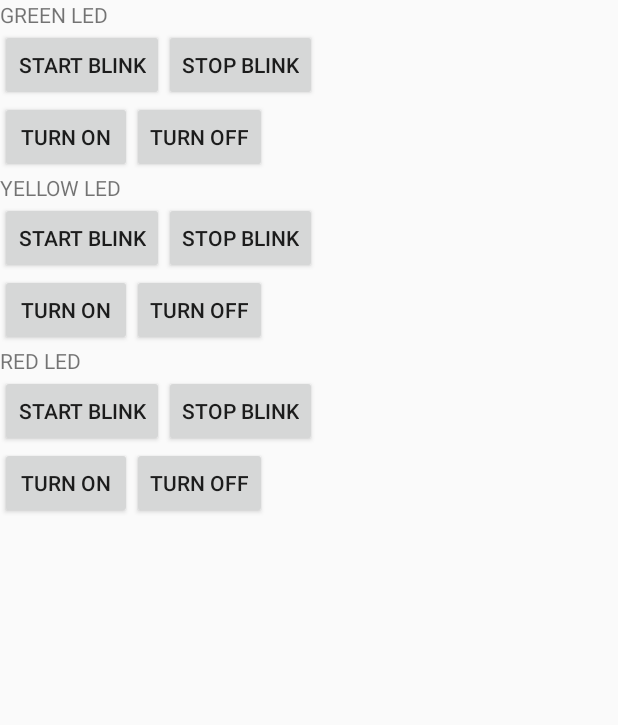
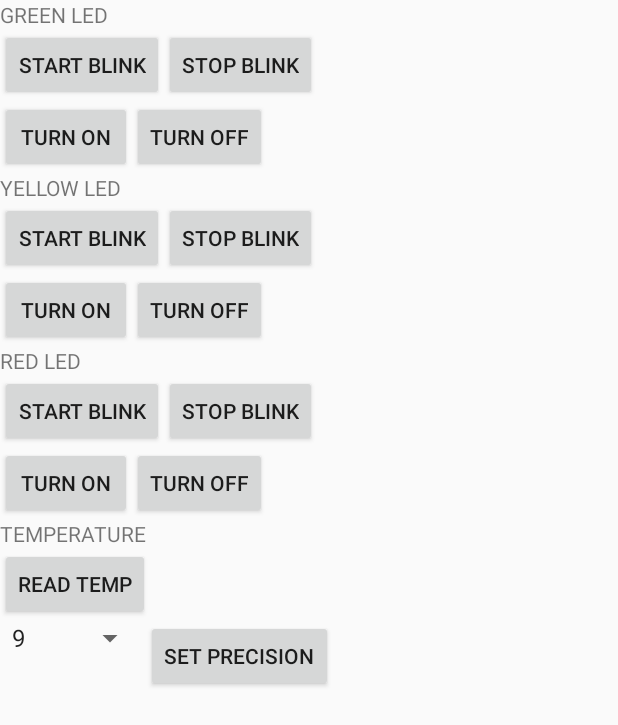
Before and after one commit to Ekironji/UDOOBLE_test, an Android app: the UDOOBLEMainActivity screen opened directly, with no data from a screen before it, on a phone screen of 412 x 824 dp. Shown: the top 725 px of the screen. Run offline under Robolectric (Android 15) with nearby library versions, the phone set to English and light mode, and no system bars; 1 statement that could not run was skipped.

Commit message:
- Fixed gyro,magn UUID - Temperature test Added (still some issue) -

```diff
--- a/app/src/main/java/com/aidilab/ekironji/udooble/UDOOBLEMainActivity.java
+++ b/app/src/main/java/com/aidilab/ekironji/udooble/UDOOBLEMainActivity.java
@@ -13,6 +13,7 @@ public class UDOOBLEMainActivity extends UDOOBLEActivity {
     private UDOOBLEMainFragment mFragmentView = null;
 
     @Override
+
     protected void onCreate(Bundle savedInstanceState) {
         super.onCreate(savedInstanceState);
 
@@ -25,7 +26,8 @@ public class UDOOBLEMainActivity extends UDOOBLEActivity {
                     .add(R.id.container, mFragmentView).commit();
         }
 
-        enableSensors(UDOOBLESensor.ACCELEROMETER);
+        enableSensors(UDOOBLESensor.GYROSCOPE, UDOOBLESensor.TEMPERATURE);
+
     }
 
     @Override
--- a/app/src/main/java/com/aidilab/ekironji/udooble/UDOOBLEMainFragment.java
+++ b/app/src/main/java/com/aidilab/ekironji/udooble/UDOOBLEMainFragment.java
@@ -1,15 +1,21 @@
 package com.aidilab.ekironji.udooble;
 
+import android.nfc.Tag;
 import android.os.Bundle;
 import android.util.Log;
 import android.view.LayoutInflater;
 import android.view.View;
 import android.view.ViewGroup;
+import android.widget.ArrayAdapter;
 import android.widget.Button;
+import android.widget.Spinner;
 
 import com.aidilab.ble.interfaces.UDOOBLEActivity;
 import com.aidilab.ble.interfaces.UDOOBLEFragment;
 import com.aidilab.ble.utils.SensorsValues;
+
+import java.util.ArrayList;
+import java.util.List;
 
 /**
  * Created by Luca on 19/01/2016.
@@ -126,6 +132,33 @@ public class UDOOBLEMainFragment extends UDOOBLEFragment {
             }
         });
 
+        Button readTemp = (Button) view.findViewById(R.id.but_temp_read);
+        readTemp.setOnClickListener(new View.OnClickListener() {
+            @Override
+            public void onClick(View v) {
+                mActivity.enableTemperature();
+                mActivity.readTemperature();
+            }
+        });
+
+        final Spinner spinner_temp = (Spinner) view.findViewById(R.id.spinner_temp_precision);
+        List<String> list = new ArrayList<String>();
+        list.add("9");
+        list.add("10");
+        list.add("11");
+        list.add("12");
+        ArrayAdapter<String> dataAdapter = new ArrayAdapter<String>(getActivity(),
+                android.R.layout.simple_spinner_item, list);
+        dataAdapter.setDropDownViewResource(android.R.layout.simple_spinner_dropdown_item);
+        spinner_temp.setAdapter(dataAdapter);
+
+        Button temp_set_precision = (Button) view.findViewById(R.id.but_set_precision);
+        temp_set_precision.setOnClickListener(new View.OnClickListener() {
+            @Override
+            public void onClick(View v) {
+                mActivity.setTempPrecision(Integer.parseInt(spinner_temp.getSelectedItem().toString()));
+            }
+        });
 
         mActivity.onViewInflated(view);
 	    return view;
--- a/app/src/main/res/layout/fragment_layout.xml
+++ b/app/src/main/res/layout/fragment_layout.xml
@@ -2,7 +2,8 @@
 <LinearLayout xmlns:android="http://schemas.android.com/apk/res/android"
     android:layout_width="match_parent"
     android:layout_height="match_parent"
-    android:orientation="vertical">
+    android:orientation="vertical"
+    android:weightSum="1">
 
     <RelativeLayout
         android:layout_width="wrap_content"
@@ -142,4 +143,41 @@
 
     </RelativeLayout>
 
+    <RelativeLayout
+        android:layout_width="match_parent"
+        android:layout_height="wrap_content">
+
+        <TextView
+            android:layout_width="wrap_content"
+            android:layout_height="wrap_content"
+            android:text="TEMPERATURE"
+            android:id="@+id/textViewTemperature"
+            android:layout_alignParentTop="true"
+            android:layout_alignParentStart="true" />
+
+        <Button
+            android:layout_width="wrap_content"
+            android:layout_height="wrap_content"
+            android:text="READ TEMP"
+            android:id="@+id/but_temp_read"
+            android:layout_below="@+id/textViewTemperature"/>
+
+        <Spinner
+            android:layout_width="wrap_content"
+            android:layout_height="wrap_content"
+            android:id="@+id/spinner_temp_precision"
+            android:layout_below="@+id/but_temp_read"
+            android:layout_alignParentStart="true"
+            android:layout_alignEnd="@+id/textViewTemperature" />
+
+        <Button
+            android:layout_width="wrap_content"
+            android:layout_height="wrap_content"
+            android:text="Set Precision"
+            android:id="@+id/but_set_precision"
+            android:layout_alignTop="@+id/spinner_temp_precision"
+            android:layout_toEndOf="@+id/spinner_temp_precision"/>
+
+    </RelativeLayout>
+
 </LinearLayout>
--- a/baseBLESensorTAG/src/main/java/com/aidilab/ble/sensor/UDOOBLE.java
+++ b/baseBLESensorTAG/src/main/java/com/aidilab/ble/sensor/UDOOBLE.java
@@ -46,13 +46,13 @@ public class UDOOBLE {
             UUID_ACC_PERI = fromString("d77215f4-79c6-452f-994c-9829da1a4229"), // Period in tens of milliseconds
 
             /* Magnetometer */
-            UUID_MAG_SERV = fromString("d772ddc8-79c6-452f-994c-9829da1a4229"),
+            UUID_MAG_SERV = fromString("d772dd58-79c6-452f-994c-9829da1a4229"),
             UUID_MAG_DATA = fromString("d7721cb3-79c6-452f-994c-9829da1a4229"),
             UUID_MAG_CONF = fromString("d772c043-79c6-452f-994c-9829da1a4229"), // 0: disable, 1: enable
             UUID_MAG_PERI = fromString("d77215f4-79c6-452f-994c-9829da1a4229"), // Period in tens of milliseconds
 
             /* Gyroscope */
-            UUID_GYR_SERV = fromString("d772ca60-79c6-452f-994c-9829da1a4229"),
+            UUID_GYR_SERV = fromString("d7725a60-79c6-452f-994c-9829da1a4229"),
             UUID_GYR_DATA = fromString("d772ff58-79c6-452f-994c-9829da1a4229"),
             UUID_GYR_CONF = fromString("d772c043-79c6-452f-994c-9829da1a4229"), // 0: disable, 1: enable
             UUID_GYR_PERI = fromString("d77215f4-79c6-452f-994c-9829da1a4229"), // Period in tens of milliseconds
--- a/baseBLESensorTAG/src/main/java/com/aidilab/ble/sensor/UDOOBLESensor.java
+++ b/baseBLESensorTAG/src/main/java/com/aidilab/ble/sensor/UDOOBLESensor.java
@@ -42,6 +42,7 @@ import android.util.Log;
 import com.aidilab.ble.utils.Point3D;
 import com.aidilab.ble.utils.SensorsValues;
 
+import java.util.Arrays;
 import java.util.UUID;
 
 import static com.aidilab.ble.sensor.UDOOBLE.UUID_ACC_CONF;
@@ -55,6 +56,10 @@ import static com.aidilab.ble.sensor.UDOOBLE.UUID_KEY_SERV;
 import static com.aidilab.ble.sensor.UDOOBLE.UUID_MAG_CONF;
 import static com.aidilab.ble.sensor.UDOOBLE.UUID_MAG_DATA;
 import static com.aidilab.ble.sensor.UDOOBLE.UUID_MAG_SERV;
+import static com.aidilab.ble.sensor.UDOOBLE.UUID_TEM_CONF;
+import static com.aidilab.ble.sensor.UDOOBLE.UUID_TEM_DATA;
+import static com.aidilab.ble.sensor.UDOOBLE.UUID_TEM_SERV;
+
 
 
 /**
@@ -66,11 +71,11 @@ public enum UDOOBLESensor {
   ACCELEROMETER(UUID_ACC_SERV, UUID_ACC_DATA, UUID_ACC_CONF) {
   	@Override
   	public Point3D convert(final byte[] value) {
-  		float x = (float) ((short) ((value[0] << 8) | (value[1] & 0xff))) / 100;
-  		float y = (float) ((short) ((value[2] << 8) | (value[3] & 0xff))) / 100;
-  		float z = (float) ((short) ((value[4] << 8) | (value[5] & 0xff))) / 100;
+      float x = (float) ((short) ((value[0] << 8) | (value[1] & 0xff))) / 100;
+      float y = (float) ((short) ((value[2] << 8) | (value[3] & 0xff))) / 100;
+      float z = (float) ((short) ((value[4] << 8) | (value[5] & 0xff))) / 100;
 
-  		return new Point3D(x , y , z );
+      return new Point3D(x , y , z );
   	}
   },
 
@@ -101,10 +106,17 @@ public enum UDOOBLESensor {
 
   CAPACITIVE_BUTTON(UUID_KEY_SERV, UUID_KEY_DATA, null) {
     @Override
-    public Integer convertKeys(final byte [] value) {
+    public Integer convertKeys(final byte[] value) {
       Integer encodedInteger = (int) value[0];
 
       return encodedInteger;
+    }
+  },
+
+  TEMPERATURE(UUID_TEM_SERV, UUID_TEM_DATA, UUID_TEM_CONF){
+    @Override
+    public String convertTemp(final byte[] value) {
+      return Arrays.toString(value);
     }
   };
 
@@ -138,8 +150,12 @@ public enum UDOOBLESensor {
     throw new UnsupportedOperationException("Programmer error, the individual enum classes are supposed to override this method.");
   }
 
+  public String convertTemp(byte[] value) {
+    throw new UnsupportedOperationException("Programmer error, the individual enum classes are supposed to override this method.");
+  }
+
   public SensorsValues unpack(byte[] value) {
-	    throw new UnsupportedOperationException("Programmer error, the individual enum classes are supposed to override this method.");
+    throw new UnsupportedOperationException("Programmer error, the individual enum classes are supposed to override this method.");
   }
 
 	private final UUID service, data, config;
@@ -186,5 +202,5 @@ public enum UDOOBLESensor {
     throw new RuntimeException("Programmer error, unable to find uuid.");
   }
 
-  public static final UDOOBLESensor[] SENSOR_LIST = { ACCELEROMETER, MAGNETOMETER, GYROSCOPE, CAPACITIVE_BUTTON};
+  public static final UDOOBLESensor[] SENSOR_LIST = { ACCELEROMETER, MAGNETOMETER, GYROSCOPE, CAPACITIVE_BUTTON, TEMPERATURE};
 }
```
Also changed, not shown: baseBLESensorTAG/src/main/java/com/aidilab/ble/interfaces/UDOOBLEActivity.java (+58 -8 lines).
